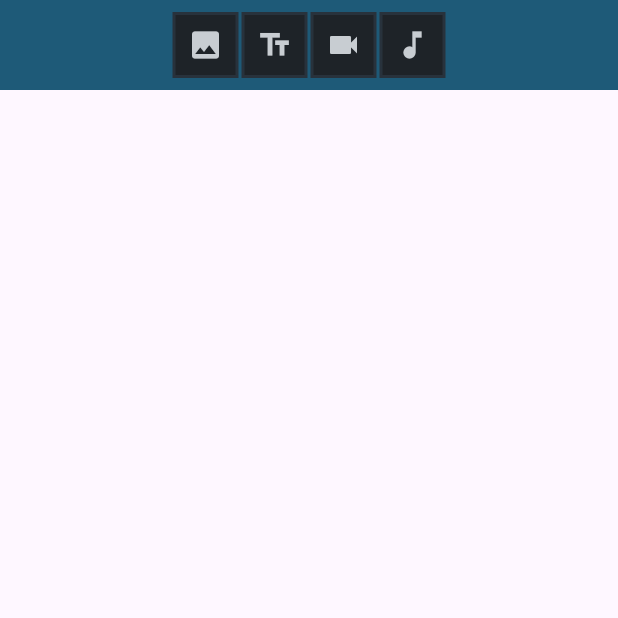
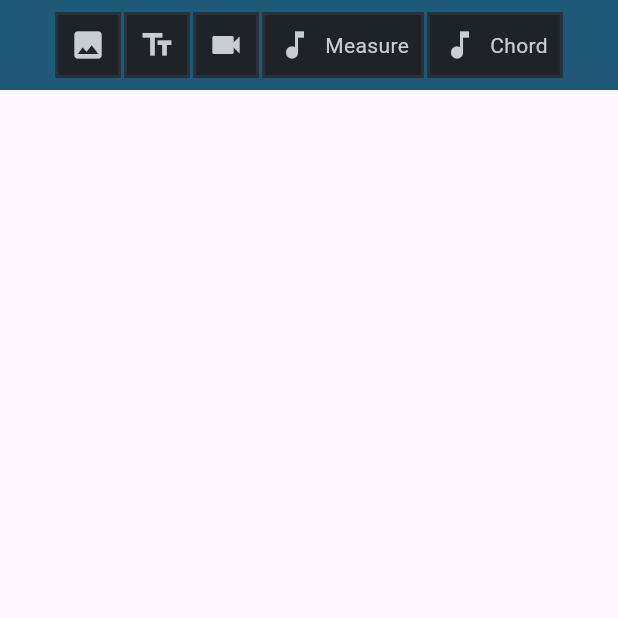
Before and after one commit to eighty4/music-lesson-studio, a Flutter app: the screen it shows after launch, on a phone screen of 412 x 824 dp, the top half of it. Run offline on Flutter 3.47's test engine with Material 3 defaults, Android fonts, the light colour scheme and no system bars.

Commit message:
parameterize toolbar button content

```diff
--- a/ui/lib/editor_toolbar.dart
+++ b/ui/lib/editor_toolbar.dart
@@ -33,33 +33,37 @@ class _EditorToolbarState extends State<EditorToolbar> {
         child: Row(
           mainAxisAlignment: MainAxisAlignment.center,
           children: [
-            ToolbarButton(
+            IconToolbarButton(
                 icon: Icons.image,
                 active: addingEntityType == EntityType.imageUpload,
-                semanticLabel: 'Add image file',
                 onActivate: () => EditorData.startAddEntityInteraction(
                     EntityType.imageUpload)),
             const SizedBox(width: 2),
-            ToolbarButton(
+            IconToolbarButton(
                 icon: Icons.text_fields,
                 active: addingEntityType == EntityType.paragraphText,
-                semanticLabel: 'Add paragraph text',
                 onActivate: () => EditorData.startAddEntityInteraction(
                     EntityType.paragraphText)),
             const SizedBox(width: 2),
-            ToolbarButton(
+            IconToolbarButton(
                 icon: Icons.videocam,
                 active: addingEntityType == EntityType.videoRecord,
-                semanticLabel: 'Add webcam video',
                 onActivate: () => EditorData.startAddEntityInteraction(
                     EntityType.videoRecord)),
             const SizedBox(width: 2),
-            ToolbarButton(
+            LabeledIconToolbarButton(
                 icon: Icons.music_note,
+                label: 'Measure',
                 active: addingEntityType == EntityType.measureChart,
-                semanticLabel: 'Add music chart',
                 onActivate: () => EditorData.startAddEntityInteraction(
                     EntityType.measureChart)),
+            const SizedBox(width: 2),
+            LabeledIconToolbarButton(
+                icon: Icons.music_note,
+                label: 'Chord',
+                active: addingEntityType == EntityType.chordChart,
+                onActivate: () => EditorData.startAddEntityInteraction(
+                    EntityType.chordChart)),
           ],
         ),
       ),
@@ -74,17 +78,15 @@ class _EditorToolbarState extends State<EditorToolbar> {
 }
 
 class ToolbarButton extends StatelessWidget {
-  final IconData icon;
+  final Widget child;
   final bool active;
-  final String? semanticLabel;
   final VoidCallback onActivate;
 
   const ToolbarButton(
       {super.key,
-      required this.icon,
+      required this.child,
       required this.active,
-      required this.onActivate,
-      this.semanticLabel});
+      required this.onActivate});
 
   @override
   Widget build(BuildContext context) {
@@ -98,13 +100,43 @@ class ToolbarButton extends StatelessWidget {
             border:
                 Border.all(color: EditorStyleVariables.borderColor, width: 2)),
         padding: const EdgeInsets.all(8),
-        child: Icon(
-          icon,
-          color: EditorStyleVariables.toolbarButtonGraphicColor,
-          size: 24.0,
-          semanticLabel: 'Add text entity',
-        ),
+        child: child,
       ),
     );
   }
 }
+
+class IconToolbarButton extends ToolbarButton {
+  IconToolbarButton(
+      {super.key,
+      required IconData icon,
+      required super.active,
+      required super.onActivate})
+      : super(
+            child: Icon(
+          icon,
+          color: EditorStyleVariables.toolbarButtonGraphicColor,
+          size: 24.0,
+        ));
+}
+
+class LabeledIconToolbarButton extends ToolbarButton {
+  LabeledIconToolbarButton(
+      {super.key,
+      required IconData icon,
+      required String label,
+      required super.active,
+      required super.onActivate})
+      : super(
+            child: Row(children: [
+          Icon(
+            icon,
+            color: EditorStyleVariables.toolbarButtonGraphicColor,
+            size: 24.0,
+          ),
+          const SizedBox(width: 8),
+          Text(label,
+              style: const TextStyle(
+                  color: EditorStyleVariables.toolbarButtonGraphicColor)),
+        ]));
+}
```
